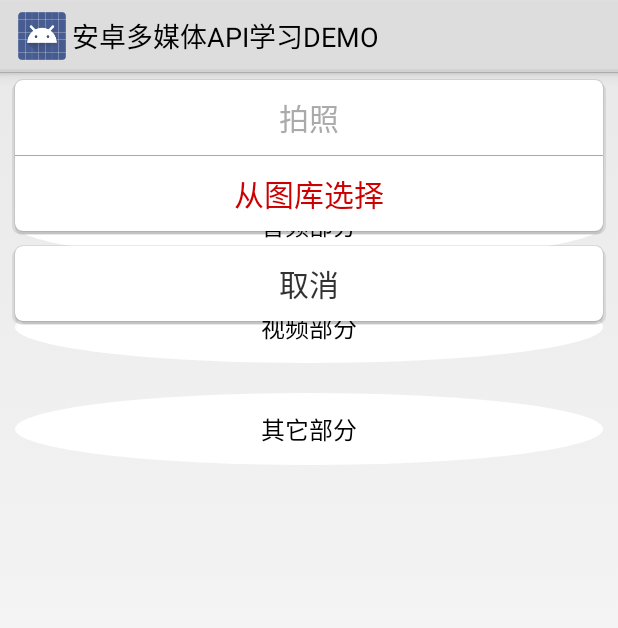
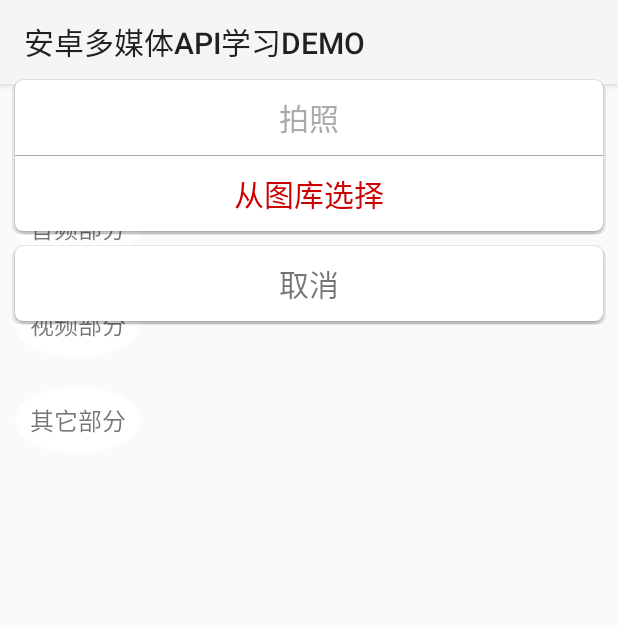
Before and after one commit to ldm520/ANDROID_MULTIMEDIA_DEMO, an Android app: the screen it shows after launch (MainActivity), after a tap on "图片部分", on a phone screen of 412 x 824 dp. Shown: the top 628 px of the screen. Run offline under Robolectric (Android 15) with nearby library versions, the phone set to English and light mode, and no system bars.

Commit message:
主界面修改使用RecycleView

```diff
--- a/app/build.gradle
+++ b/app/build.gradle
@@ -26,5 +26,7 @@ dependencies {
     })
     testCompile 'junit:junit:4.12'
     compile 'com.android.support:support-v4:23.2.1'
-    compile 'com.android.support:design:22.2.1'
+    compile 'com.android.support:appcompat-v7:21.0.+'
+    compile 'com.android.support:cardview-v7:21.0.+'
+    compile 'com.android.support:recyclerview-v7:21.0.+'
 }
--- a/app/src/main/java/com/ldm/multimedia/activity/MainActivity.java
+++ b/app/src/main/java/com/ldm/multimedia/activity/MainActivity.java
@@ -16,9 +16,10 @@ import android.provider.MediaStore;
 import android.support.annotation.NonNull;
 import android.support.v4.app.ActivityCompat;
 import android.support.v4.content.ContextCompat;
+import android.support.v7.widget.LinearLayoutManager;
+import android.support.v7.widget.RecyclerView;
 import android.view.Gravity;
 import android.view.View;
-import android.widget.Button;
 import android.widget.ImageView;
 import android.widget.PopupWindow;
 import android.widget.TextView;
@@ -26,16 +27,14 @@ import android.widget.Toast;
 
 import com.ldm.multimedia.BaseActivity;
 import com.ldm.multimedia.R;
+import com.ldm.multimedia.adapter.MainAdapter;
 import com.ldm.multimedia.utils.ImagePopupWindowHelper;
 
 import java.io.File;
 
-public class MainActivity extends BaseActivity implements ImagePopupWindowHelper.ISlectPicListener {
-    private Button btn_image;
-    private Button btn_audio;
-    private Button btn_video;
-    private Button btn_other;
+public class MainActivity extends BaseActivity implements ImagePopupWindowHelper.ISlectPicListener, MainAdapter.RvItemClickListener {
     private ImageView photo_iv;
+    private RecyclerView recyclerView;
     /***
      * 使用照相机拍照获取图片
      */
@@ -53,6 +52,8 @@ public class MainActivity extends BaseActivity implements ImagePopupWindowHelper
     private Uri photoUri;
     //剪裁图片
     private static final int CROP_PICTURE = 3;
+    private String[] mDatas = {"图片部分", "音频部分", "视频部分", "其它部分"};
+    private MainAdapter mainAdapter;
 
     @Override
     protected void onCreate(Bundle savedInstanceState) {
@@ -61,37 +62,18 @@ public class MainActivity extends BaseActivity implements ImagePopupWindowHelper
         mPicPopupHelper = new ImagePopupWindowHelper(this);
         mPicPopupHelper.setPicListener(this);
         mPopupWindow = mPicPopupHelper.initPopupWindow();
-        this.btn_image = (Button) findViewById(R.id.btn_image);
-        this.btn_image.setOnClickListener(this);
-        this.btn_audio = (Button) findViewById(R.id.btn_audio);
-        this.btn_audio.setOnClickListener(this);
-        this.btn_video = (Button) findViewById(R.id.btn_video);
-        this.btn_video.setOnClickListener(this);
-        this.btn_other = (Button) findViewById(R.id.btn_other);
-        this.btn_other.setOnClickListener(this);
+        recyclerView = (RecyclerView) findViewById(R.id.recycle_view);
+        mainAdapter = new MainAdapter(mDatas, this);
+        //设置适配器
+        recyclerView.setAdapter(mainAdapter);
+        //设置垂直显示
+        LinearLayoutManager ll = new LinearLayoutManager(this, LinearLayoutManager.VERTICAL, false);
+        recyclerView.setLayoutManager(ll);
         this.photo_iv = (ImageView) findViewById(R.id.photo_iv);
     }
 
     @Override
     public void onClick(View view) {
-        switch (view.getId()) {
-            case R.id.btn_image:
-                mPicPopupHelper.backgroundAlpha(0.5f);
-                mPopupWindow.showAtLocation(btn_image, Gravity.BOTTOM, 0, 50);// 显示
-                break;
-            case R.id.btn_audio:
-                showActivity(this, AudioActivity.class);
-                break;
-            case R.id.btn_video:
-                showActivity(this, VideoActivity.class);
-                break;
-            case R.id.btn_other:
-                showActivity(this, OtherActivity.class);
-                break;
-
-
-        }
-
     }
 
     @Override
@@ -282,4 +264,23 @@ public class MainActivity extends BaseActivity implements ImagePopupWindowHelper
     }
 
     private static final int MY_PERMISSIONS_REQUEST_TAKE_PHOTO = 10;
+
+    @Override
+    public void onItemClick(View v, int position) {
+        switch (position) {
+            case 0:
+                mPicPopupHelper.backgroundAlpha(0.5f);
+                mPopupWindow.showAtLocation(v, Gravity.BOTTOM, 0, 50);// 显示
+                break;
+            case 1:
+                showActivity(this, AudioActivity.class);
+                break;
+            case 2:
+                showActivity(this, VideoActivity.class);
+                break;
+            case 3:
+                showActivity(this, OtherActivity.class);
+                break;
+        }
+    }
 }
--- /dev/null
+++ b/app/src/main/java/com/ldm/multimedia/adapter/MainAdapter.java
@@ -0,0 +1,63 @@
+package com.ldm.multimedia.adapter;
+
+import android.support.v7.widget.RecyclerView;
+import android.view.LayoutInflater;
+import android.view.View;
+import android.view.ViewGroup;
+import android.widget.TextView;
+
+import com.ldm.multimedia.R;
+
+/**
+ * description：
+ * 作者：ldm
+ * 时间：20172017/4/17 16:45
+ * 邮箱：1786911211@qq.com
+ */
+public class MainAdapter extends RecyclerView.Adapter<MainAdapter.ViewHolder> {
+    private String[] mDatas;
+    private RvItemClickListener itemClickListener;
+
+    public MainAdapter(String[] mDatas, RvItemClickListener itemClickListener) {
+        this.mDatas = mDatas;
+        this.itemClickListener = itemClickListener;
+    }
+
+    @Override
+    public ViewHolder onCreateViewHolder(ViewGroup parent, int viewType) {
+        View v = LayoutInflater.from(parent.getContext()).inflate(R.layout.main_item, null);
+        ViewHolder holder = new ViewHolder(v);
+        return holder;
+    }
+
+    @Override
+    public void onBindViewHolder(final ViewHolder holder, final int position) {
+        holder.mTextView.setText(mDatas[position]);
+        holder.mTextView.setOnClickListener(new View.OnClickListener() {
+            @Override
+            public void onClick(View view) {
+                if (null != itemClickListener) {
+                    itemClickListener.onItemClick(holder.mTextView, position);
+                }
+            }
+        });
+    }
+
+    @Override
+    public int getItemCount() {
+        return mDatas.length;
+    }
+
+    public class ViewHolder extends RecyclerView.ViewHolder {
+        public TextView mTextView;
+
+        public ViewHolder(View v) {
+            super(v);
+            mTextView = (TextView) v.findViewById(R.id.main_item_tv);
+        }
+    }
+
+    public interface RvItemClickListener {
+        void onItemClick(View view, int position);
+    }
+}
--- a/app/src/main/res/layout/activity_main.xml
+++ b/app/src/main/res/layout/activity_main.xml
@@ -5,45 +5,11 @@
         android:layout_height="match_parent"
         android:orientation="vertical">
 
-    <Button
-            android:id="@+id/btn_image"
+    <android.support.v7.widget.RecyclerView
+            android:id="@+id/recycle_view"
             android:layout_width="match_parent"
-            android:layout_height="wrap_content"
-            android:layout_margin="10dp"
-            android:textSize="16sp"
-            android:text="图片部分"
-            android:background="@drawable/btn_oval_bg"
-            />
-
-    <Button
-            android:id="@+id/btn_audio"
-            android:layout_width="match_parent"
-            android:layout_height="wrap_content"
-            android:layout_margin="10dp"
-            android:textSize="16sp"
-            android:background="@drawable/btn_oval_bg"
-            android:text="音频部分"
-            />
-
-    <Button
-            android:id="@+id/btn_video"
-            android:layout_width="match_parent"
-            android:layout_height="wrap_content"
-            android:layout_margin="10dp"
-            android:textSize="16sp"
-            android:background="@drawable/btn_oval_bg"
-            android:text="视频部分"
-            />
-
-    <Button
-            android:id="@+id/btn_other"
-            android:layout_width="match_parent"
-            android:layout_height="wrap_content"
-            android:layout_margin="10dp"
-            android:background="@drawable/btn_oval_bg"
-            android:textSize="16sp"
-            android:text="其它部分"
-            />
+            android:layout_height="wrap_content">
+    </android.support.v7.widget.RecyclerView>
 
     <ImageView
             android:id="@+id/photo_iv"
--- /dev/null
+++ b/app/src/main/res/layout/main_item.xml
@@ -0,0 +1,17 @@
+<?xml version="1.0" encoding="utf-8"?>
+<LinearLayout xmlns:android="http://schemas.android.com/apk/res/android"
+              android:orientation="vertical"
+              android:layout_width="match_parent"
+              android:layout_height="match_parent"
+        >
+
+    <TextView
+            android:id="@+id/main_item_tv"
+            android:layout_width="match_parent"
+            android:layout_height="wrap_content"
+            android:textSize="16sp"
+            android:gravity="center"
+            android:padding="10dp"
+            android:background="@drawable/btn_oval_bg"
+            android:layout_margin="10dp"/>
+</LinearLayout>
--- a/app/src/main/res/values/styles.xml
+++ b/app/src/main/res/values/styles.xml
@@ -1,7 +1,7 @@
 <resources>
 
     <!-- Base application theme. -->
-    <style name="AppTheme" parent="@android:style/Theme.Holo.Light">
+    <style name="AppTheme" parent="android:Theme.Material.Light">
     </style>
 
     <style name="popwindow_exit_anim_style" parent="android:Animation">
```
Also changed, not shown: app/src/main/java/com/ldm/multimedia/BaseActivity.java (+10 -3 lines), app/src/main/java/com/ldm/multimedia/activity/ImageActivity.java (deleted, +0 -48 lines).
